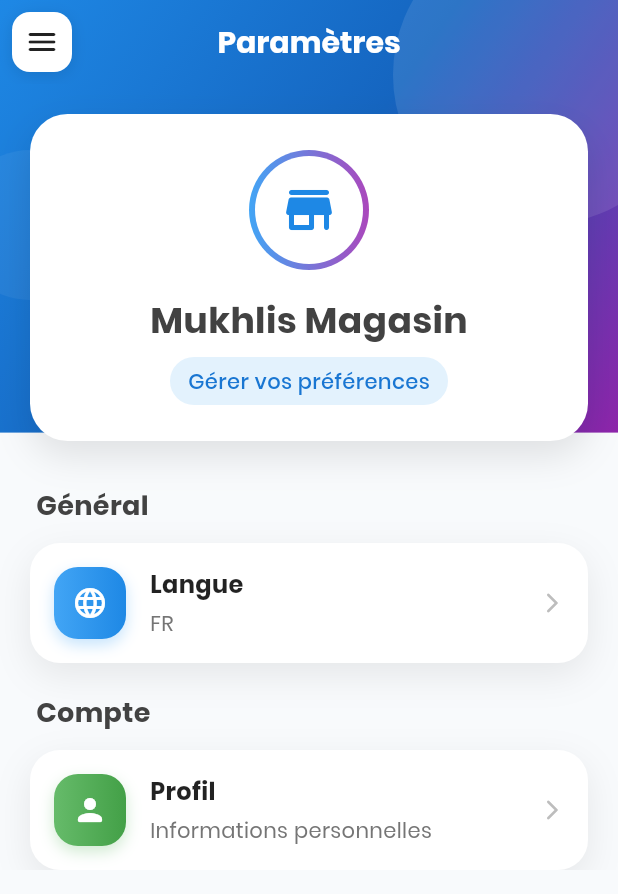
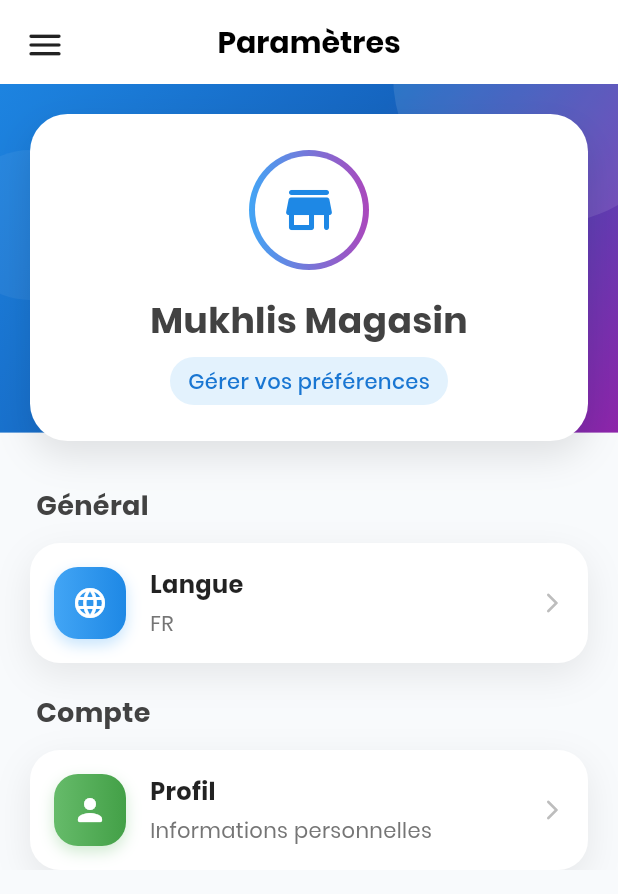
Before and after one commit to abdelilahba/MukhlissMerchant, a Flutter app: the ParametreScreen screen opened directly, on a phone screen of 412 x 824 dp. Shown: the top 894 px of the screen. Run offline on Flutter 3.47's test engine with Material 3 defaults, Android fonts, the phone set to English and light mode, and no system bars; our stand-ins replace audioplayers, bloc, confetti, equatable, flutter_bloc, get_it and 4 more; missing offline and left inert: dart:ffi, qr_code_scanner_plus; accounts and stored records are empty.

Commit message:
last changes

```diff
--- a/lib/features/parametres/presentation/screens/parametre_screen.dart
+++ b/lib/features/parametres/presentation/screens/parametre_screen.dart
@@ -65,28 +65,18 @@
           style: const TextStyle(
             fontWeight: FontWeight.w700,
             fontSize: 20,
-            color: Colors.white,
+            color: Colors.black,
           ),
         ),
-        backgroundColor: Colors.transparent,
+        backgroundColor: Colors.white,
         elevation: 0,
         centerTitle: true,
       leading: Builder(
     builder: (context) => Container(
       margin: const EdgeInsets.all(8),
-      decoration: BoxDecoration(
-        color: Colors.white,
-        borderRadius: BorderRadius.circular(12),
-        boxShadow: [
-          BoxShadow(
-            color: Colors.black.withOpacity(0.1),
-            blurRadius: 8,
-            offset: const Offset(0, 2),
-          ),
-        ],
-      ),
+
       child: IconButton(
-        icon: const Icon(Icons.menu_rounded, color: Colors.black87),
+        icon: const Icon(Icons.menu_rounded, color: Colors.black87 ,size: 28 ),
         onPressed: () => Scaffold.of(context).openDrawer(),
       ),
     ),
```
Also changed, not shown: lib/features/rewards/presentation/screens/rewards_screen.dart (+18 -8 lines).
